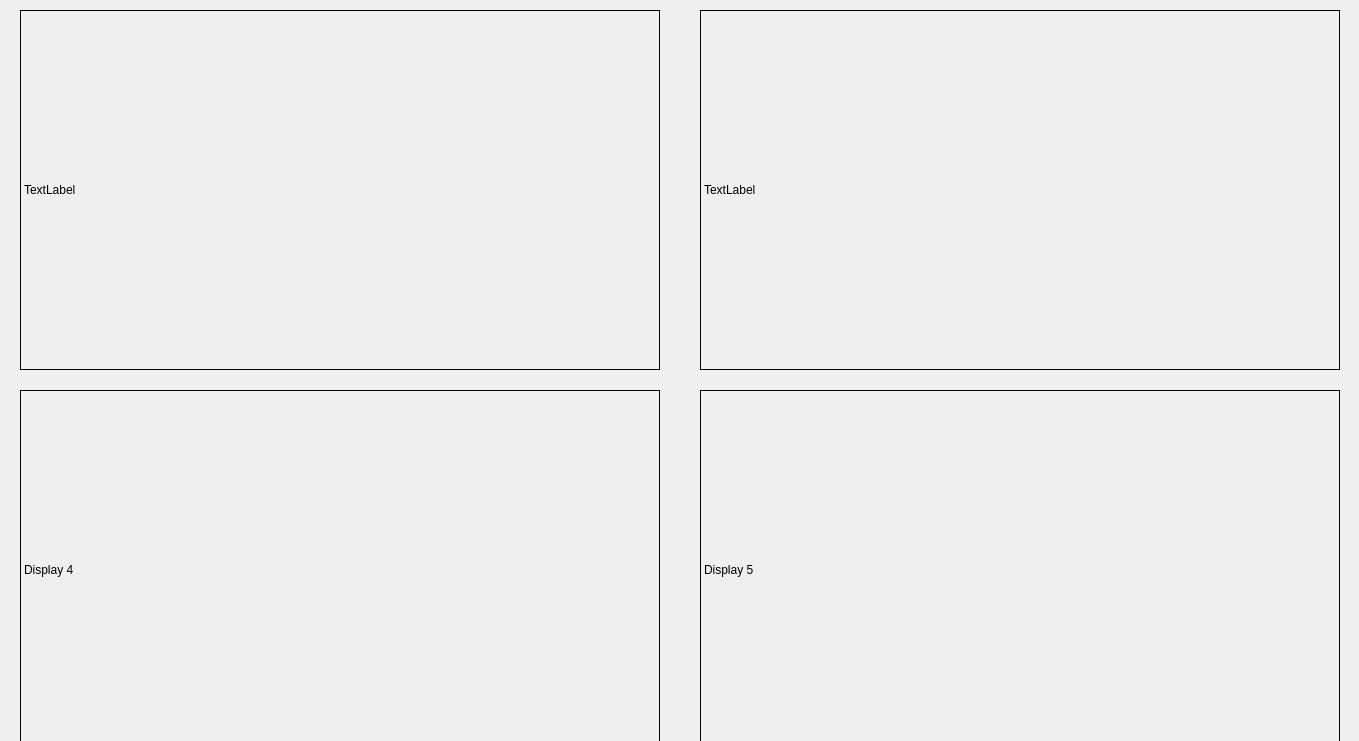
Qt form ui/mainwindow.ui (robotjdals/Lane-Tracking-A-Path-Planning-with-Trutlebot3) before a commit.
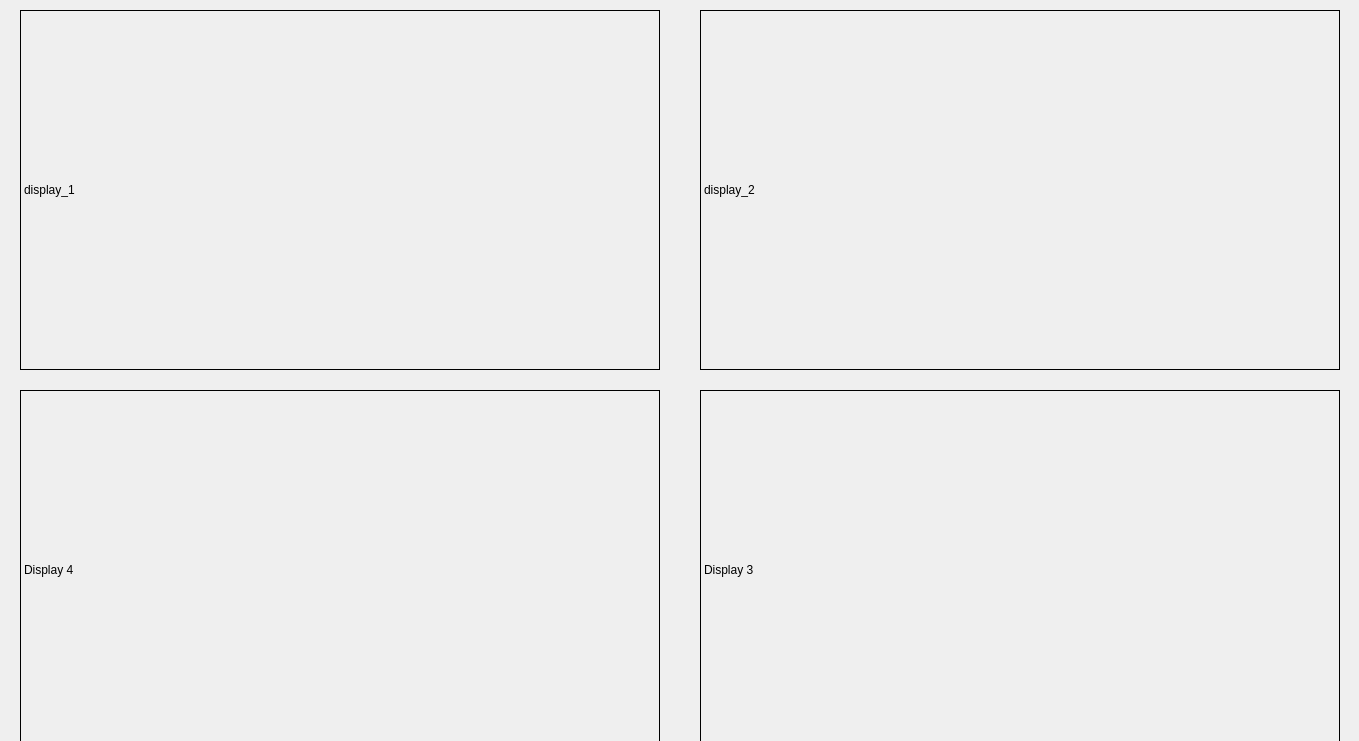
The same form after that commit. Icons and pictures are not drawn.

What changed in the file:
```diff
--- a/ui/mainwindow.ui
+++ b/ui/mainwindow.ui
@@ -272,7 +272,7 @@
      <enum>QFrame::Box</enum>
     </property>
     <property name="text">
-     <string>TextLabel</string>
+     <string>display_2</string>
     </property>
    </widget>
 
@@ -331,7 +331,7 @@
      <enum>QFrame::Box</enum>
     </property>
     <property name="text">
-     <string>TextLabel</string>
+     <string>display_1</string>
     </property>
    </widget>
 
@@ -612,7 +612,7 @@
       <enum>QFrame::Box</enum>  <!-- 테두리 박스 -->
     </property>
     <property name="text">
-     <string>TextLabel</string>
+     <string>display_5</string>
     </property>
   </widget>
   <widget class="QLabel" name="display_4">
@@ -644,7 +644,7 @@
     <enum>QFrame::Box</enum>
     </property>
     <property name="text">
-     <string>Display 5</string>
+     <string>Display 3</string>
     </property>
   </widget>
   <widget class="QLabel" name="display_6">
```
Left out of the diff: 8 changed lines with no effect on the pictures.
